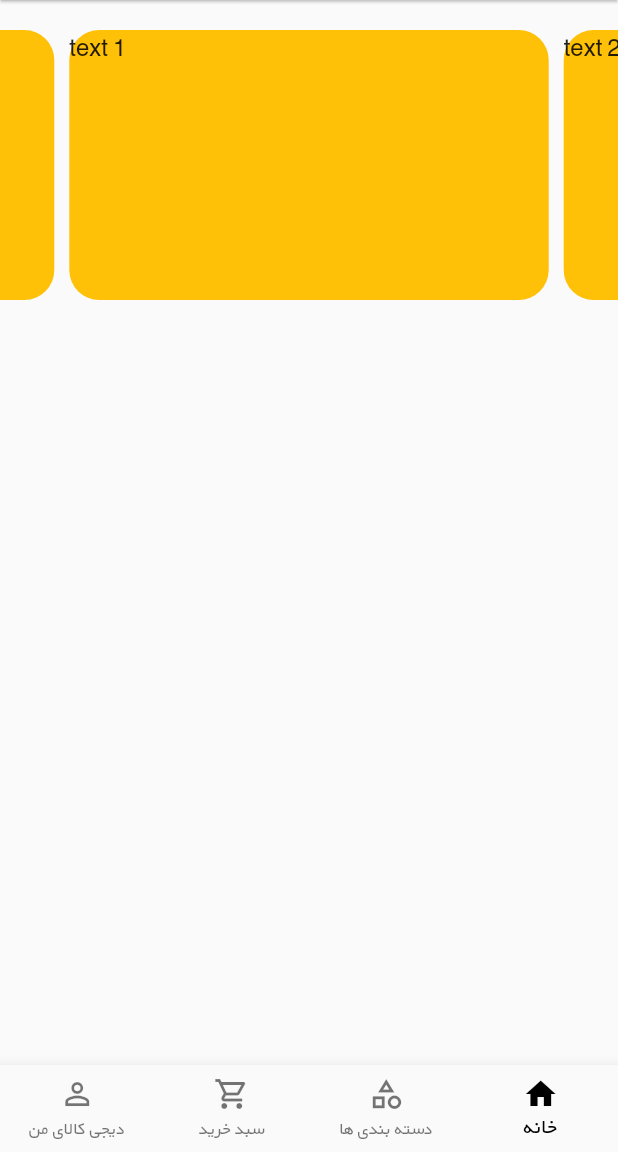
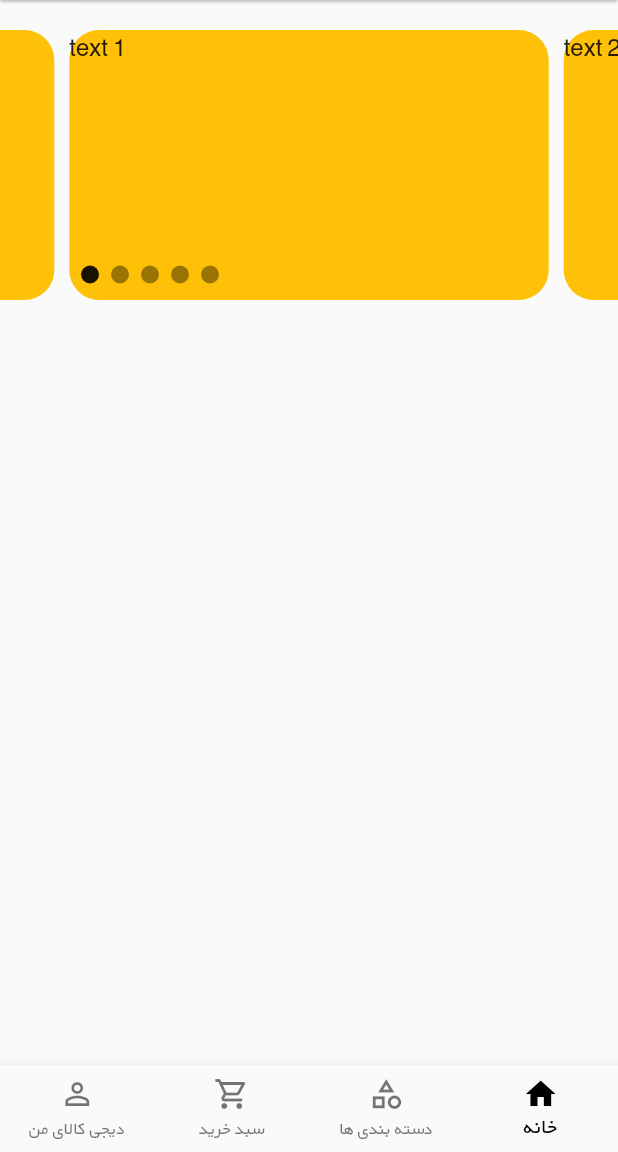
Before and after one commit to thatserfan/Digikala-UI-Flutter, a Flutter app: the screen it shows after launch, on a phone screen of 412 x 824 dp, the part 84-1236 px from its top. Run offline on Flutter 3.47's test engine with Material 2 defaults, Android fonts, the phone set to English and light mode, and no system bars; drawn by our look-alikes of carousel_slider.

Commit message:
Add dots of image slider

```diff
--- a/lib/widgets/image_slider.dart
+++ b/lib/widgets/image_slider.dart
@@ -7,33 +7,69 @@ class ImageSlider extends StatefulWidget {
 }
 
 class _ImageSliderState extends State<ImageSlider> {
+  List imageList = [1, 2, 3, 4, 5];
+
   int _current = 0;
   final CarouselController _controller = CarouselController();
 
   @override
   Widget build(BuildContext context) {
-    return CarouselSlider(
+    return Stack(
+      children: [
+        CarouselSlider(
           carouselController: _controller,
           options: CarouselOptions(
             height: 180.0,
             autoPlay: true,
+            onPageChanged: (index, reason) {
+              setState(() {
+                _current = index;
+              });
+            },
           ),
-      items: [1, 2, 3, 4, 5].map((i) {
+          items: imageList.map((i) {
             return Builder(
               builder: (BuildContext context) {
                 return Container(
                     width: MediaQuery.of(context).size.width,
-                margin: EdgeInsets.symmetric(horizontal: 5.0),
+                    margin: const EdgeInsets.symmetric(horizontal: 5.0),
                     decoration: BoxDecoration(
                       color: Colors.amber,
-                    borderRadius: BorderRadius.circular(20)),
+                      borderRadius: BorderRadius.circular(20),
+                    ),
                     child: Text(
                       'text $i',
-                  style: TextStyle(fontSize: 16.0),
+                      style: const TextStyle(fontSize: 16.0),
                     ));
               },
             );
           }).toList(),
+        ),
+        Positioned(
+          bottom: 3,
+          left: 50,
+          child: Row(
+            mainAxisAlignment: MainAxisAlignment.center,
+            children: imageList.asMap().entries.map((entry) {
+              return GestureDetector(
+                onTap: () => _controller.animateToPage(entry.key),
+                child: Container(
+                  width: 12.0,
+                  height: 12.0,
+                  margin: const EdgeInsets.symmetric(
+                      vertical: 8.0, horizontal: 4.0),
+                  decoration: BoxDecoration(
+                      shape: BoxShape.circle,
+                      color: (Theme.of(context).brightness == Brightness.dark
+                              ? Colors.white
+                              : Colors.black)
+                          .withOpacity(_current == entry.key ? 0.9 : 0.4)),
+                ),
+              );
+            }).toList(),
+          ),
+        ),
+      ],
     );
   }
 }
```
Lines whose indentation alone changed are shown as unchanged.
